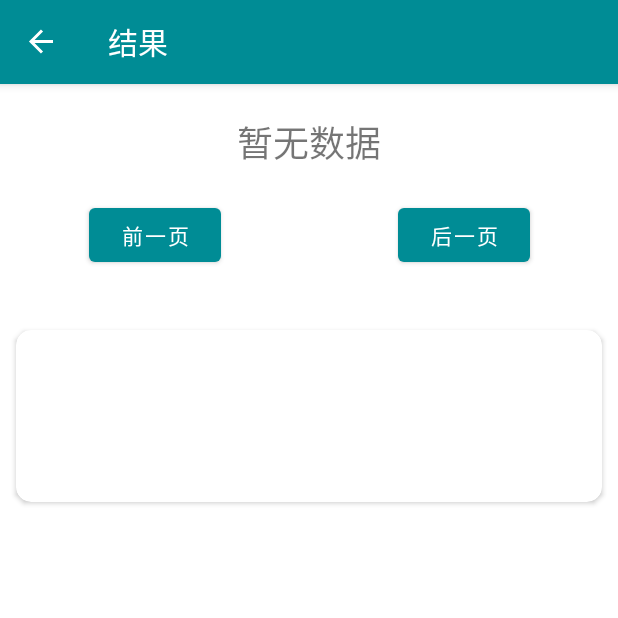
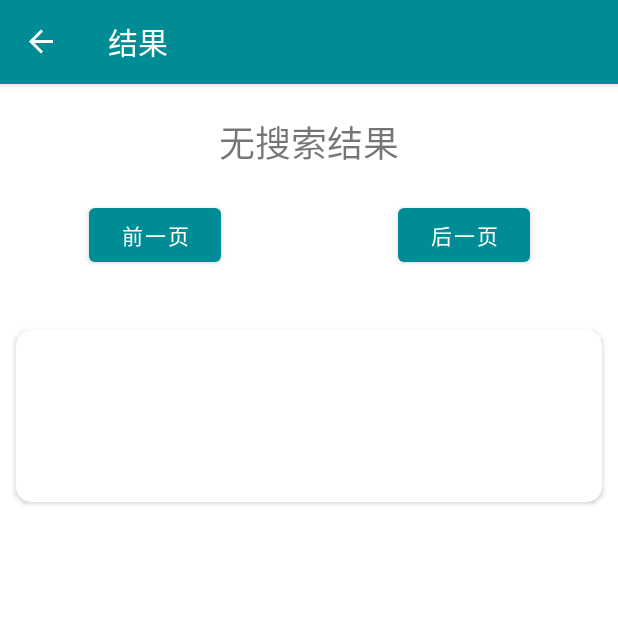
Before and after one commit to rianlu/BooksSearch, an Android app: the SearchFragment screen opened through its navigation route, on a phone screen of 412 x 824 dp, the top half of it. Run offline under Robolectric (Android 15) with nearby library versions, the phone set to English and light mode, and no system bars; our stand-ins replace data binding, navigation-ui; 11 statements that could not run were skipped.

Commit message:
修复查询无结果后点击上下页显示之前的数据

```diff
--- a/app/src/main/java/com/example/l/bookssearch/SearchFragment.java
+++ b/app/src/main/java/com/example/l/bookssearch/SearchFragment.java
@@ -147,6 +147,7 @@ public class SearchFragment extends Fragment {
     }
 
     private void refreshView() {
+        Log.d(TAG, "refreshView: " + viewModel.getUrl());
         new BookListAsyncTask().execute();
     }
 
@@ -168,6 +169,8 @@ public class SearchFragment extends Fragment {
                 int pageSize = count % 20 == 0 ? count / 20 : count / 20 + 1;
                 int currentPage = Integer.parseInt(viewModel.getUrl().substring(viewModel.getUrl().lastIndexOf("page=") + 5));
                 viewModel.getPageInfo().postValue("第" + currentPage + "页，共" + pageSize + "页");
+            } else {
+                viewModel.getPageInfo().postValue("无搜索结果");
             }
             return null;
         }
--- a/app/src/main/java/com/example/l/bookssearch/utils/JsoupUtils.java
+++ b/app/src/main/java/com/example/l/bookssearch/utils/JsoupUtils.java
@@ -91,10 +91,14 @@ public class JsoupUtils {
             Element previousElement = doc.select("a.last").first();
             if (previousElement != null) {
                 previousUrl = previousElement.attr("abs:href");
+            } else {
+                previousUrl = null;
             }
             Element nextElement = doc.select("a.next").first();
             if (nextElement != null) {
                 nextUrl = nextElement.attr("abs:href");
+            } else {
+                nextUrl = null;
             }
             return list;
         } catch (IOException e) {
--- a/app/src/main/res/values/strings.xml
+++ b/app/src/main/res/values/strings.xml
@@ -1,5 +1,5 @@
 <resources>
-    <string name="app_name">BooksSearch</string>
+    <string name="app_name">图书搜索</string>
     <string name="et_hint">请输入关键词</string>
     <string name="search">搜索</string>
     <string name="previous">前一页</string>
```
Also changed, not shown: app/src/main/java/com/example/l/bookssearch/HomeFragment.java (+6 -4 lines).
